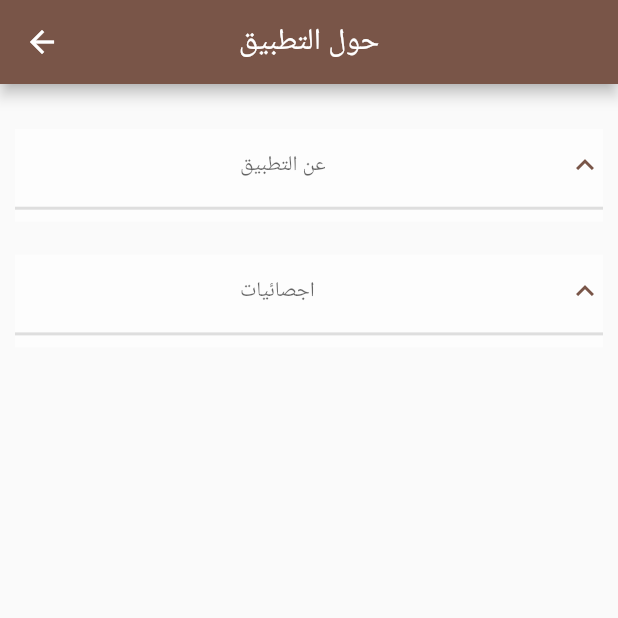
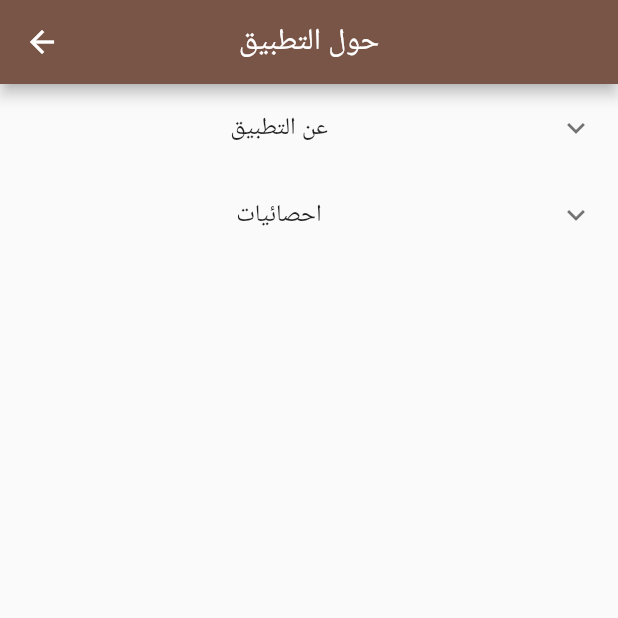
Before and after one commit to mostafamohamed222/FamilyTreeApp, a Flutter app: the AboutUs screen opened directly, on a phone screen of 412 x 824 dp, the top half of it. Run offline on Flutter 3.47's test engine with Material 2 defaults, Android fonts, the phone set to English and light mode, and no system bars; our stand-ins replace date_field, firebase_auth, firebase_core, image_picker; missing offline and left inert: graphview, otp_screen, zoom_widget; accounts and stored records are empty; network calls fail.

Commit message:
fix some problems

```diff
--- a/lib/Screen/MemberFamily.dart
+++ b/lib/Screen/MemberFamily.dart
@@ -56,14 +56,13 @@ class MemberSons extends StatelessWidget {
                             padding: const EdgeInsets.all(8.0),
                             child: FloatingActionButton.extended(
                               onPressed: () {
-                                Navigator.pushAndRemoveUntil(
+                                Navigator.push(
                                   context,
                                   MaterialPageRoute(
                                     builder: (context) => Manager(
                                       type: "1",
                                     ),
                                   ),
-                                  (Route<dynamic> route) => false,
                                 );
                               },
                               label: const Text('اضافة ابن'),
--- a/lib/Screen/aboutapp.dart
+++ b/lib/Screen/aboutapp.dart
@@ -20,42 +20,9 @@ class _AboutUsState extends State<AboutUs> {
       ),
       body: ListView(
         children: [
-          Padding(
-            padding: const EdgeInsets.fromLTRB(10, 30, 10, 20),
-            child: Container(
-              color: Colors.white60,
-              width: MediaQuery.of(context).size.width * 0.80,
-              height: MediaQuery.of(context).size.width * 0.15,
-              child: DropdownButton<String>(
-                  isExpanded: true,
-                  elevation: 16,
-                  hint: Padding(
-                    padding: const EdgeInsets.only(left: 150),
-                    child: Text(
-                      'عن التطبيق',
-                      textAlign: TextAlign.center,
-                    ),
-                  ),
-                  style: const TextStyle(color: Colors.deepPurple),
-                  icon: const Icon(
-                    Icons.keyboard_arrow_up_outlined,
-                  ),
-                  iconSize: 24,
-                  iconEnabledColor: Colors.brown,
-                  underline: Container(
-                    height: 2,
-                    color: Colors.black12,
-                  ),
-                  onChanged: (String newValue) {},
-                  items: [
-                    DropdownMenuItem(
-                      value: "1",
-                      child: Column(
-                        children: <Widget>[
-                          // SizedBox(width: 10),
-                          // Image.asset(
-                          //   'assets/1.png',
-                          // ),
+          ExpansionTile(
+            title: Center(child: Text("عن التطبيق")),
+            children: [
               Center(
                 child: Text(
                   "هنكتب الكلام هنا ياااا",
@@ -64,46 +31,9 @@ class _AboutUsState extends State<AboutUs> {
               ),
             ],
           ),
-                    ),
-                  ]),
-            ),
-          ),
-          Padding(
-            padding: const EdgeInsets.fromLTRB(10, 2, 10, 20),
-            child: Container(
-              color: Colors.white60,
-              width: MediaQuery.of(context).size.width * 0.80,
-              height: MediaQuery.of(context).size.width * 0.15,
-              child: DropdownButton<String>(
-                  isExpanded: true,
-                  elevation: 16,
-                  hint: Padding(
-                    padding: const EdgeInsets.only(left: 150),
-                    child: Text(
-                      'اجصائيات',
-                      textAlign: TextAlign.center,
-                    ),
-                  ),
-                  style: const TextStyle(color: Colors.deepPurple),
-                  icon: const Icon(
-                    Icons.keyboard_arrow_up_outlined,
-                  ),
-                  iconSize: 24,
-                  iconEnabledColor: Colors.brown,
-                  underline: Container(
-                    height: 2,
-                    color: Colors.black12,
-                  ),
-                  onChanged: (String newValue) {},
-                  items: [
-                    DropdownMenuItem(
-                      value: "1",
-                      child: Column(
-                        children: <Widget>[
-                          SizedBox(width: 10),
-                          // Image.asset(
-                          //   'assets/1.png',
-                          // ),
+          ExpansionTile(
+            title: Center(child: Text("احصائيات")),
+            children: [
               Center(
                 child: Text(
                   "هنكتب الكلام هنا ياااا",
@@ -112,10 +42,6 @@ class _AboutUsState extends State<AboutUs> {
               ),
             ],
           ),
-                    )
-                  ]),
-            ),
-          ),
         ],
       ),
     );
--- a/lib/Screen/listview.dart
+++ b/lib/Screen/listview.dart
@@ -270,6 +270,10 @@ class _FamilyListState extends State<FamilyList> {
             } else {
               Provider.of<MemberContorller>(context, listen: false).sortByAge();
             }
+
+            if (tyepp == "تنازلي") {
+              Provider.of<MemberContorller>(context, listen: false).rev();
+            }
             setState(() {
               print(value);
               namee = value;
@@ -295,8 +299,6 @@ class _FamilyListState extends State<FamilyList> {
           value: tyep[btnValue],
           groupValue: tyepp,
           onChanged: (value) {
-            Provider.of<MemberContorller>(context, listen: false).rev();
-
             setState(() {
               print(value);
               tyepp = value;
```
Also changed, not shown: lib/Screen/MyDrawer.dart (+6 -17 lines). Lines whose indentation alone changed are shown as unchanged.
